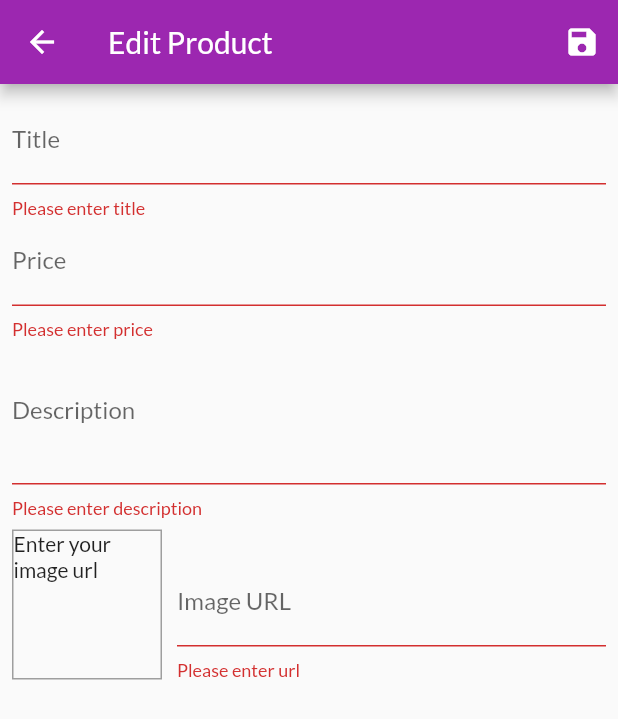
After one commit to amit-flutter-samples/shop_app, a Flutter app: the EditProductScreen screen opened by its route, after a tap on the "save" icon, on a phone screen of 412 x 824 dp. The commit adds this screen. Shown: the top 719 px of the screen. Run offline on Flutter 3.47's test engine with Material 2 defaults, Android fonts, the phone set to English and light mode, and no system bars; network calls fail.

Commit message:
add product

```diff
--- a/lib/main.dart
+++ b/lib/main.dart
@@ -1,8 +1,8 @@
 import 'package:flutter/material.dart';
 import 'package:provider/provider.dart';
+import './screens/edit_product_screen.dart';
 
-
-
+import './screens/user_products_screen.dart';
 import './screens/cart_screen.dart';
 import './screens/product_detail_screen.dart';
 import './screens/products_overview_screen.dart';
@@ -35,6 +35,8 @@ class MyApp extends StatelessWidget {
           ProductDetailScreen.routeName: (ctx) => ProductDetailScreen(),
           CartScreen.routeName: (ctx) => CartScreen(),
           OrdersScreen.routeName: (ctx) => OrdersScreen(),
+          UserProductsScreen.routeName: (ctx) => UserProductsScreen(),
+          EditProductScreen.routeName: (ctx) => EditProductScreen(),
           },
       ),
     );
--- a/lib/providers/products.dart
+++ b/lib/providers/products.dart
@@ -1,7 +1,6 @@
 import 'package:flutter/material.dart';
 
 import './product.dart';
-
 
 class Products with ChangeNotifier {
   List<Product> _items = [
@@ -48,7 +47,26 @@ class Products with ChangeNotifier {
   }
 
   void addProduct(Product product) {
-    _items.add(product);
+    final newProduct = Product(
+        id: DateTime.now().toString(),
+        title: product.title,
+        description: product.description,
+        price: product.price,
+        imageUrl: product.imageUrl);
+    _items.add(newProduct);
+    notifyListeners();
+  }
+
+  void updateProduct(Product product) {
+    final productIndex = _items.indexWhere((prod) => prod.id == product.id);
+    if(productIndex >= 0) {
+      _items[productIndex] = product;
+      notifyListeners();
+    }
+  }
+
+  void deleteProduct(String productId) {
+    _items.removeWhere((prod) => prod.id == productId);
     notifyListeners();
   }
 
--- a/lib/screens/cart_screen.dart
+++ b/lib/screens/cart_screen.dart
@@ -1,9 +1,9 @@
 import 'package:flutter/material.dart';
 import 'package:provider/provider.dart';
 
+import './orders_screen.dart';
 import '../providers/orders.dart';
 import '../providers/cart.dart';
-
 import '../widgets/cart_item.dart' as ci;
 
 class CartScreen extends StatelessWidget {
@@ -47,6 +47,7 @@ class CartScreen extends StatelessWidget {
                     onPressed: () {
                       Provider.of<Orders>(context, listen: false).addOrder(cartItemsValue, cart.totalAmount);
                       cart.clear();
+                      Navigator.of(context).pushNamed(OrdersScreen.routeName);
                     },
                     textColor: Theme.of(context).primaryColor,
                   )
--- /dev/null
+++ b/lib/screens/edit_product_screen.dart
@@ -0,0 +1,216 @@
+import 'package:flutter/material.dart';
+import 'package:provider/provider.dart';
+import '../providers/products.dart';
+import '../providers/product.dart';
+
+class EditProductScreen extends StatefulWidget {
+  static const routeName = 'edit-product';
+
+  @override
+  _EditProductScreenState createState() => _EditProductScreenState();
+}
+
+class _EditProductScreenState extends State<EditProductScreen> {
+  final _priceFocusNode = FocusNode();
+  final _descriptionFocusNode = FocusNode();
+  final _imageUrlFocusNode = FocusNode();
+  final _imageUrlController = TextEditingController();
+  final _form = GlobalKey<FormState>();
+  var _editProduct =
+      Product(id: null, title: '', price: 0, description: '', imageUrl: '');
+
+  var _isInt = true;
+  var _inItValues = {
+    'title': '',
+    'description': '',
+    'price': '',
+    'imageUrl': '',
+  };
+
+  @override
+  void initState() {
+    _imageUrlFocusNode.addListener(_updateImageUrl);
+    super.initState();
+  }
+
+  @override
+  void didChangeDependencies() {
+    if (_isInt) {
+      final productId = ModalRoute.of(context).settings.arguments as String;
+      if (productId != null) {
+        _editProduct =
+            Provider.of<Products>(context, listen: false).findById(productId);
+        _inItValues = {
+          'title': _editProduct.title,
+          'description': _editProduct.description,
+          'price': _editProduct.price.toString()
+        };
+
+        _imageUrlController.text = _editProduct.imageUrl;
+      }
+    }
+    _isInt = false;
+    super.didChangeDependencies();
+  }
+
+  void _updateImageUrl() {
+    if (_imageUrlFocusNode.hasFocus) {
+      setState(() {});
+    }
+  }
+
+  void _saveForm() {
+    final isValid = _form.currentState.validate();
+    if (!isValid) {
+      return;
+    }
+    _form.currentState.save();
+    if(_editProduct.id == null) {
+      Provider.of<Products>(context, listen: false).addProduct(_editProduct);
+    }else {
+      Provider.of<Products>(context, listen: false).updateProduct(_editProduct);
+    }
+    Navigator.of(context).pop();
+  }
+
+  @override
+  void dispose() {
+    _priceFocusNode.dispose();
+    _descriptionFocusNode.dispose();
+    _imageUrlController.dispose();
+    _imageUrlFocusNode.dispose();
+    _imageUrlFocusNode.removeListener(_updateImageUrl);
+    super.dispose();
+  }
+
+  @override
+  Widget build(BuildContext context) {
+    return Scaffold(
+      appBar: AppBar(
+        title: Text('Edit Product'),
+        actions: <Widget>[
+          IconButton(icon: Icon(Icons.save), onPressed: _saveForm)
+        ],
+      ),
+      body: Padding(
+        padding: const EdgeInsets.all(8.0),
+        child: Form(
+          autovalidate: true,
+          key: _form,
+          child: ListView(
+            children: <Widget>[
+              TextFormField(
+                initialValue: _inItValues['title'],
+                decoration: InputDecoration(labelText: 'Title'),
+                textInputAction: TextInputAction.next,
+                validator: (value) {
+                  return value.isEmpty ? 'Please enter title' : null;
+                },
+                onFieldSubmitted: (_) =>
+                    FocusScope.of(context).requestFocus(_priceFocusNode),
+                onSaved: (value) {
+                  _editProduct = Product(
+                      title: value,
+                      price: _editProduct.price,
+                      description: _editProduct.description,
+                      id: _editProduct.id,
+                      imageUrl: _editProduct.imageUrl,
+                      isFavorite: _editProduct.isFavorite);
+                },
+              ),
+              TextFormField(
+                initialValue: _inItValues['price'],
+                decoration: InputDecoration(labelText: 'Price'),
+                textInputAction: TextInputAction.next,
+                keyboardType: TextInputType.number,
+                focusNode: _priceFocusNode,
+                validator: (value) {
+                  if (value.isEmpty) {
+                    return 'Please enter price';
+                  } else if (double.tryParse(value) == null) {
+                    return 'Please enter valid price';
+                  } else if (double.parse(value) <= 0) {
+                    return 'Please enter positive number';
+                  } else {
+                    return null;
+                  }
+                },
+                onFieldSubmitted: (_) =>
+                    FocusScope.of(context).requestFocus(_descriptionFocusNode),
+                onSaved: (value) {
+                  _editProduct = Product(
+                      title: _editProduct.title,
+                      price: double.parse(value),
+                      description: _editProduct.description,
+                      id: _editProduct.id,
+                      imageUrl: _editProduct.imageUrl,
+                      isFavorite: _editProduct.isFavorite);
+                },
+              ),
+              TextFormField(
+                initialValue: _inItValues['description'],
+                decoration: InputDecoration(labelText: 'Description'),
+                maxLines: 3,
+                textInputAction: TextInputAction.next,
+                keyboardType: TextInputType.multiline,
+                focusNode: _descriptionFocusNode,
+                validator: (value) {
+                  return value.isEmpty ? 'Please enter description' : null;
+                },
+                onSaved: (value) {
+                  _editProduct = Product(
+                      title: _editProduct.title,
+                      price: _editProduct.price,
+                      description: value,
+                      id: _editProduct.id,
+                      imageUrl: _editProduct.imageUrl,
+                      isFavorite: _editProduct.isFavorite);
+                },
+              ),
+              Row(
+                crossAxisAlignment: CrossAxisAlignment.end,
+                children: <Widget>[
+                  Container(
+                      width: 100,
+                      height: 100,
+                      margin: EdgeInsets.only(top: 8, right: 10),
+                      decoration: BoxDecoration(
+                          border: Border.all(width: 1, color: Colors.grey)),
+                      child: _imageUrlController.text.isEmpty
+                          ? Text('Enter your image url')
+                          : FittedBox(
+                              child: Image.network(_imageUrlController.text,
+                                  fit: BoxFit.cover))),
+                  Expanded(
+                    child: TextFormField(
+                      decoration: InputDecoration(labelText: 'Image URL'),
+                      textInputAction: TextInputAction.done,
+                      keyboardType: TextInputType.url,
+                      controller: _imageUrlController,
+                      focusNode: _imageUrlFocusNode,
+                      validator: (value) {
+                        return value.isEmpty ? 'Please enter url' : null;
+                      },
+                      onFieldSubmitted: (_) {
+                        _saveForm();
+                      },
+                      onSaved: (value) {
+                        _editProduct = Product(
+                            title: _editProduct.title,
+                            price: _editProduct.price,
+                            description: _editProduct.description,
+                            id: _editProduct.id,
+                            imageUrl: value,
+                            isFavorite: _editProduct.isFavorite);
+                      },
+                    ),
+                  ),
+                ],
+              )
+            ],
+          ),
+        ),
+      ),
+    );
+  }
+}
--- a/lib/widgets/app_drawer.dart
+++ b/lib/widgets/app_drawer.dart
@@ -1,4 +1,5 @@
 import 'package:flutter/material.dart';
+import '../screens/user_products_screen.dart';
 import '../screens/orders_screen.dart';
 
 class AppDrawer extends StatelessWidget {
@@ -26,7 +27,15 @@ class AppDrawer extends StatelessWidget {
             onTap: () {
               Navigator.of(context).pushReplacementNamed(OrdersScreen.routeName);
             },
-          )
+          ),
+          Divider(),
+          ListTile(
+            leading: Icon(Icons.edit),
+            title: Text('Manage Products'),
+            onTap: () {
+              Navigator.of(context).pushReplacementNamed(UserProductsScreen.routeName);
+            },
+          ),
         ],
       ),
     );
--- a/lib/widgets/order_item.dart
+++ b/lib/widgets/order_item.dart
@@ -23,7 +23,7 @@ class _OrderItemState extends State<OrderItem> {
       child: Column(
         children: <Widget>[
           ListTile(
-            title: Text('\$${widget.order.amount}'),
+            title: Text('\$${widget.order.amount.toStringAsFixed(2)}'),
             subtitle: Text(
                 DateFormat('dd/MM/yyyy hh:mm').format(widget.order.dateTime)),
             trailing: IconButton(
--- a/lib/widgets/products_grid.dart
+++ b/lib/widgets/products_grid.dart
@@ -7,16 +7,16 @@ class ProductsGrid extends StatelessWidget {
   final bool showOnlyFav;
   ProductsGrid(this.showOnlyFav);
 
-
   @override
   Widget build(BuildContext context) {
     final productsData = Provider.of<Products>(context);
-    final products = showOnlyFav ? productsData.favoriteItems : productsData.items;
+    final products =
+        showOnlyFav ? productsData.favoriteItems : productsData.items;
     return GridView.builder(
       padding: const EdgeInsets.all(10.0),
       itemCount: products.length,
       itemBuilder: (ctx, i) => ChangeNotifierProvider.value(
-        value : products[i], child: ProductItem()),
+          value: products[i], child: ProductItem()),
       gridDelegate: SliverGridDelegateWithFixedCrossAxisCount(
         crossAxisCount: 2,
         childAspectRatio: 3 / 2,
```
Also changed, not shown: lib/providers/cart.dart (+18 -0 lines), lib/screens/user_products_screen.dart (added, +46 -0 lines), lib/widgets/cart_item.dart (+17 -2 lines), lib/widgets/product_item.dart (+8 -0 lines), lib/widgets/user_product_item.dart (added, +42 -0 lines).
